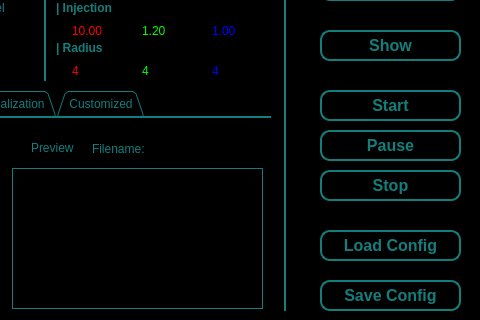
Before: the Qt Designer form viewers/pheromone.ui in XuelongSun/VColCOSP_GUI, drawn with Qt 5; both pictures show x 150 to 630 and y 310 to 630 of the 630 by 630 pixel window.
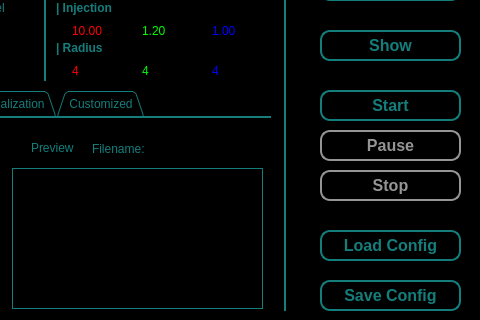
After: the same form once the commit is applied. Icons and pictures are not drawn.

Patch:
```diff
--- a/viewers/pheromone.ui
+++ b/viewers/pheromone.ui
@@ -1788,6 +1788,9 @@
    </property>
   </widget>
   <widget class="QPushButton" name="pb_pause">
+   <property name="enabled">
+    <bool>false</bool>
+   </property>
    <property name="geometry">
     <rect>
      <x>470</x>
@@ -1805,14 +1808,24 @@
     </font>
    </property>
    <property name="styleSheet">
-    <string notr="true">border: 2px solid rgb(19, 126, 124);
-border-radius:10px;</string>
+    <string notr="true">QPushButton::disabled {
+    border: 2px solid rgb(149, 149, 149);
+	color:rgb(149, 149, 149);
+	border-radius:10px;
+}
+QPushButton{
+border: 2px solid rgb(19, 126, 124);
+border-radius:10px;
+}</string>
    </property>
    <property name="text">
     <string>Pause</string>
    </property>
   </widget>
   <widget class="QPushButton" name="pb_stop">
+   <property name="enabled">
+    <bool>false</bool>
+   </property>
    <property name="geometry">
     <rect>
      <x>470</x>
@@ -1830,8 +1843,15 @@
     </font>
    </property>
    <property name="styleSheet">
-    <string notr="true">border: 2px solid rgb(19, 126, 124);
-border-radius:10px;</string>
+    <string notr="true">QPushButton::disabled {
+    border: 2px solid rgb(149, 149, 149);
+	color:rgb(149, 149, 149);
+	border-radius:10px;
+}
+QPushButton{
+border: 2px solid rgb(19, 126, 124);
+border-radius:10px;
+}</string>
    </property>
    <property name="text">
     <string>Stop</string>
```
Left out of the diff: 35 changed lines with no effect on the pictures.
